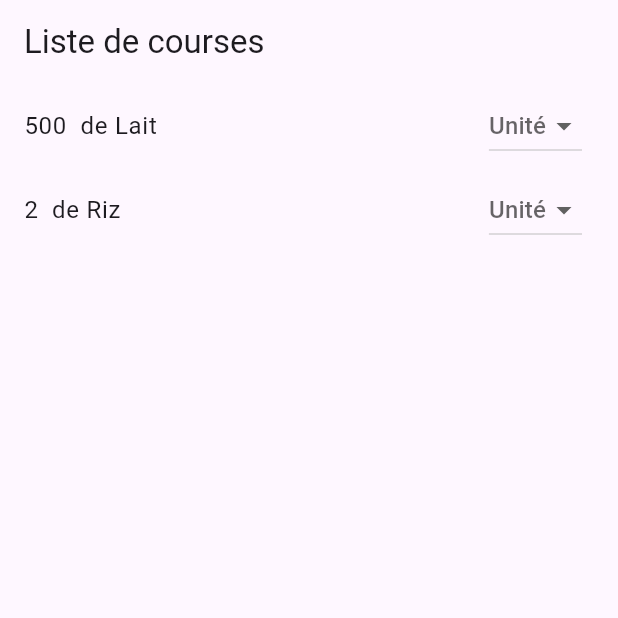
After one commit to GalDen01/SAE-Planificateur-familial, a Flutter app: the ShoppingListScreen screen opened directly, on a phone screen of 412 x 824 dp, the top half of it. The commit adds this screen. Run offline on Flutter 3.47's test engine with Material 3 defaults, Android fonts, the phone set to English and light mode, and no system bars; our stand-ins replace geolocator, google_sign_in, supabase_flutter; accounts and stored records are empty.

Commit message:
Début ajout unité pour article (1/2)

```diff
--- a/flutter_application_1/lib/src/models/grocery_item.dart
+++ b/flutter_application_1/lib/src/models/grocery_item.dart
@@ -5,6 +5,7 @@ class GroceryItemModel {
   final bool isChecked;
   final int quantity;
   final double price;
+  String unit; // Champ modifiable pour l'unité
 
   GroceryItemModel({
     this.id,
@@ -13,6 +14,7 @@ class GroceryItemModel {
     required this.isChecked,
     required this.quantity,
     required this.price,
+    this.unit = '', // Initialisation par défaut de l'unité
   });
 
   factory GroceryItemModel.fromJson(Map<String, dynamic> json) {
@@ -23,6 +25,7 @@ class GroceryItemModel {
       isChecked: json['is_checked'] as bool,
       quantity: (json['quantity'] as int?) ?? 1,
       price: (json['price'] as num?)?.toDouble() ?? 0.0,
+      unit: json['unit'] as String? ?? '', // Ajout de l'unité
     );
   }
 
@@ -34,6 +37,7 @@ class GroceryItemModel {
       'is_checked': isChecked,
       'quantity': quantity,
       'price': price,
+      'unit': unit, // Ajout de l'unité
     };
   }
 }
--- /dev/null
+++ b/flutter_application_1/lib/src/ui/screens/shopping_list_screen.dart
@@ -0,0 +1,57 @@
+import 'package:flutter/material.dart';
+import 'package:Planificateur_Familial/src/models/grocery_item.dart';
+
+class ShoppingListScreen extends StatefulWidget {
+  const ShoppingListScreen({super.key});
+
+  @override
+  _ShoppingListScreenState createState() => _ShoppingListScreenState();
+}
+
+class _ShoppingListScreenState extends State<ShoppingListScreen> {
+  final List<GroceryItemModel> _shoppingList = [
+    GroceryItemModel(listId: 1, name: 'Lait', isChecked: false, quantity: 500, price: 1.5),
+    GroceryItemModel(listId: 2, name: 'Riz', isChecked: false, quantity: 2, price: 3.0),
+  ];
+
+  final List<String> _units = ['ml', 'kg', 'g', 'l', 'mg', 'cl', 'pcs'];
+
+  @override
+  Widget build(BuildContext context) {
+    return Scaffold(
+      appBar: AppBar(
+        title: Text('Liste de courses'),
+      ),
+      body: ListView.builder(
+        itemCount: _shoppingList.length,
+        itemBuilder: (context, index) {
+          final item = _shoppingList[index];
+          return ListTile(
+            title: Text('${item.quantity} ${item.unit} de ${item.name}'),
+            trailing: DropdownButton<String>(
+              value: item.unit.isEmpty ? null : item.unit,
+              hint: Text('Unité'),
+              items: _units.map((String unit) {
+                return DropdownMenuItem<String>(
+                  value: unit,
+                  child: Text(unit),
+                );
+              }).toList(),
+              onChanged: (String? newValue) {
+                setState(() {
+                  item.unit = newValue ?? '';
+                });
+              },
+            ),
+          );
+        },
+      ),
+    );
+  }
+}
+
+void main() {
+  runApp(MaterialApp(
+    home: ShoppingListScreen(),
+   ));
+}
```
Also changed, not shown: flutter_application_1/lib/src/ui/screens/grocery/grocery_list_screen.dart (+55 -3 lines).
